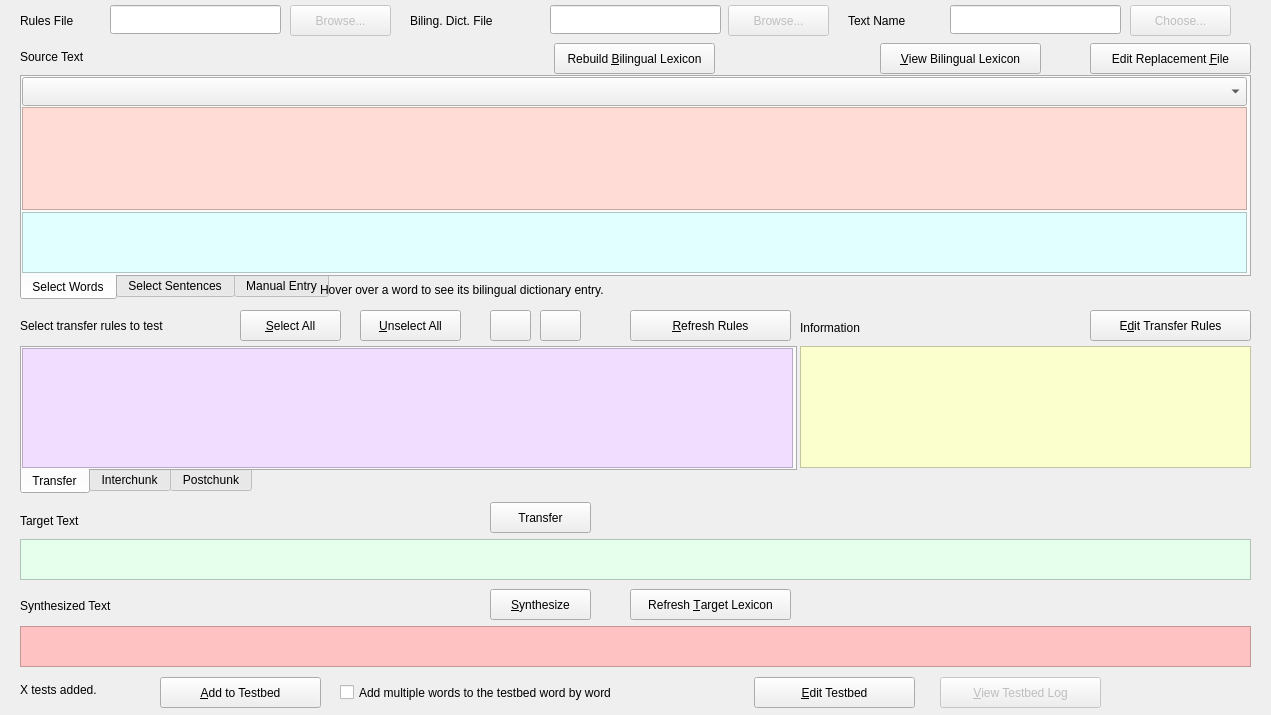
First picture: the form in LiveRuleTester.ui, repository rmlockwood/FLExTrans, before the edit.
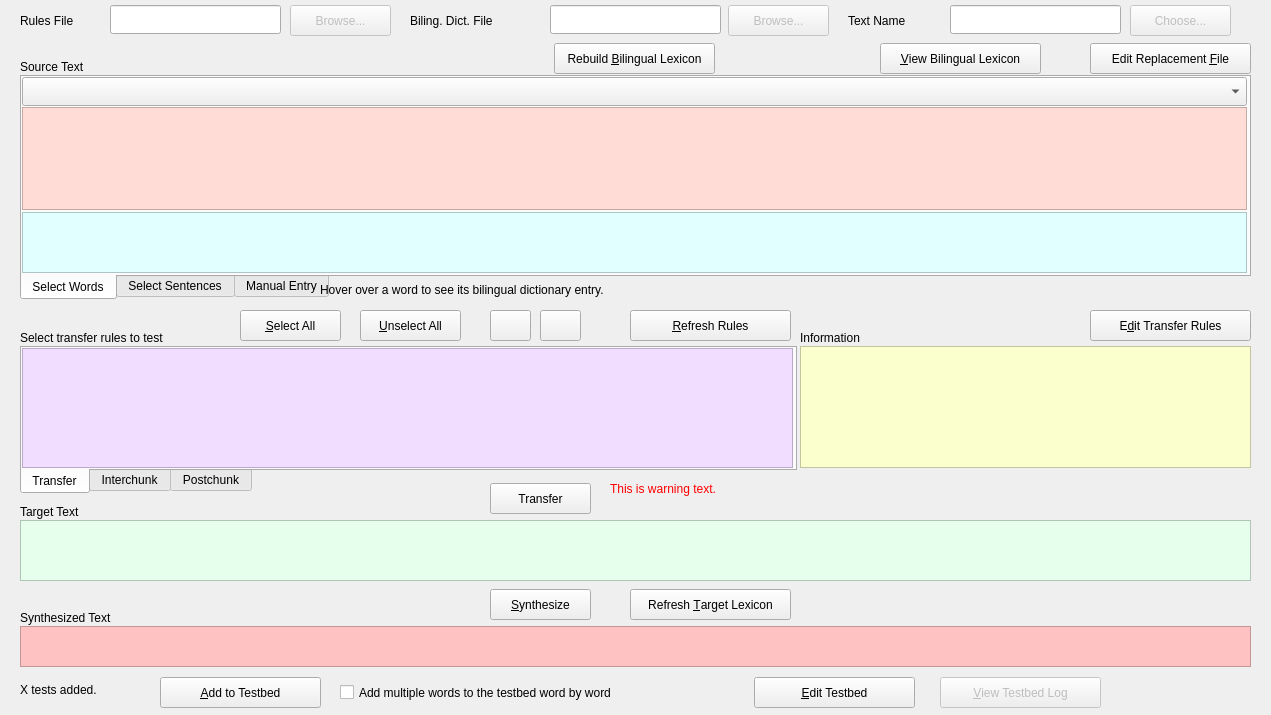
Second picture: the form after the edit. Icons and pictures are not drawn.

What changed in the file:
```diff
--- a/LiveRuleTester.ui
+++ b/LiveRuleTester.ui
@@ -352,7 +352,7 @@
     <property name="geometry">
      <rect>
       <x>20</x>
-      <y>509</y>
+      <y>500</y>
       <width>111</width>
       <height>23</height>
      </rect>
@@ -365,7 +365,7 @@
     <property name="geometry">
      <rect>
       <x>20</x>
-      <y>45</y>
+      <y>55</y>
       <width>111</width>
       <height>23</height>
      </rect>
@@ -399,7 +399,7 @@
     <property name="geometry">
      <rect>
       <x>490</x>
-      <y>502</y>
+      <y>483</y>
       <width>101</width>
       <height>31</height>
      </rect>
@@ -412,7 +412,7 @@
     <property name="geometry">
      <rect>
       <x>20</x>
-      <y>314</y>
+      <y>326</y>
       <width>211</width>
       <height>23</height>
      </rect>
@@ -425,7 +425,7 @@
     <property name="geometry">
      <rect>
       <x>800</x>
-      <y>316</y>
+      <y>326</y>
       <width>141</width>
       <height>23</height>
      </rect>
@@ -553,9 +553,9 @@
     <property name="geometry">
      <rect>
       <x>20</x>
-      <y>539</y>
+      <y>520</y>
       <width>1231</width>
-      <height>41</height>
+      <height>61</height>
      </rect>
     </property>
     <property name="font">
@@ -574,7 +574,7 @@
     <property name="geometry">
      <rect>
       <x>20</x>
-      <y>594</y>
+      <y>606</y>
       <width>161</width>
       <height>23</height>
      </rect>
@@ -769,6 +769,65 @@
      <string>Hover over a word to see its bilingual dictionary entry.</string>
     </property>
    </widget>
+   <widget class="QLabel" name="warningLabel">
+    <property name="geometry">
+     <rect>
+      <x>610</x>
+      <y>482</y>
+      <width>640</width>
+      <height>31</height>
+     </rect>
+    </property>
+    <property name="palette">
+     <palette>
+      <active>
+       <colorrole role="WindowText">
+        <brush brushstyle="SolidPattern">
+         <color alpha="255">
+          <red>255</red>
+          <green>0</green>
+          <blue>0</blue>
+         </color>
+        </brush>
+       </colorrole>
+      </active>
+      <inactive>
+       <colorrole role="WindowText">
+        <brush brushstyle="SolidPattern">
+         <color alpha="255">
+          <red>255</red>
+          <green>0</green>
+          <blue>0</blue>
+         </color>
+        </brush>
+       </colorrole>
+      </inactive>
+      <disabled>
+       <colorrole role="WindowText">
+        <brush brushstyle="SolidPattern">
+         <color alpha="255">
+          <red>120</red>
+          <green>120</green>
+          <blue>120</blue>
+         </color>
+        </brush>
+       </colorrole>
+      </disabled>
+     </palette>
+    </property>
+    <property name="text">
+     <string>This is warning text.</string>
+    </property>
+    <property name="textFormat">
+     <enum>Qt::AutoText</enum>
+    </property>
+    <property name="alignment">
+     <set>Qt::AlignLeading|Qt::AlignLeft|Qt::AlignTop</set>
+    </property>
+    <property name="wordWrap">
+     <bool>true</bool>
+    </property>
+   </widget>
   </widget>
  </widget>
  <resources/>
```
Left out of the diff: 4 changed lines with no effect on the pictures.
